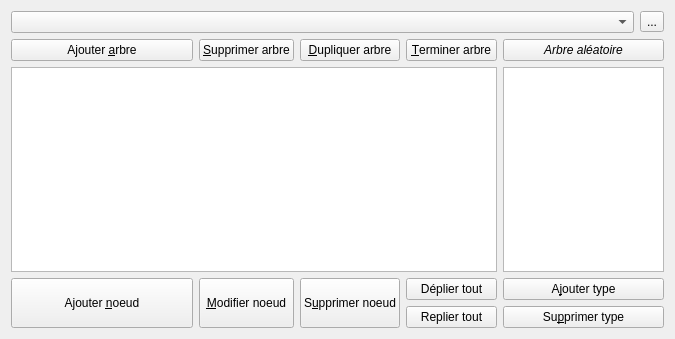
Old version of the form formedittree.ui in the repository GiPiLab/ProtonClassicSuite.
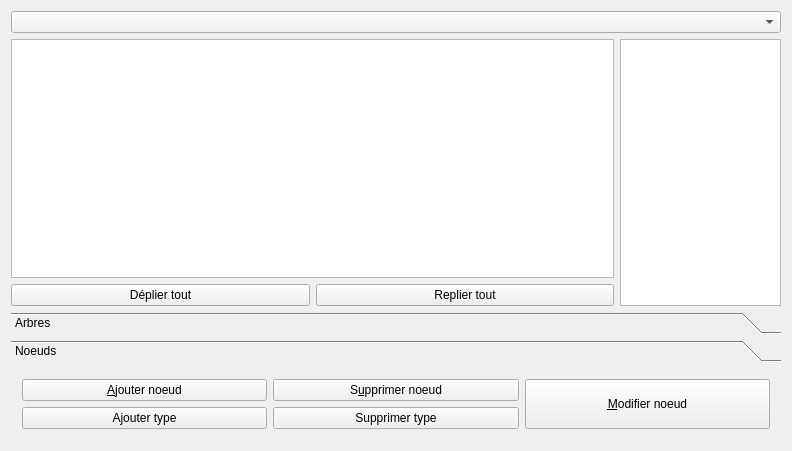
New version of the form. The open tabs and pages were chosen to show the change.

Commit message: Import tree (part 1), redesign UI of tree edit form

```diff
--- a/formedittree.ui
+++ b/formedittree.ui
@@ -6,17 +6,21 @@
    <rect>
     <x>0</x>
     <y>0</y>
-    <width>675</width>
-    <height>339</height>
+    <width>792</width>
+    <height>451</height>
    </rect>
   </property>
+  <property name="sizePolicy">
+   <sizepolicy hsizetype="Preferred" vsizetype="Expanding">
+    <horstretch>0</horstretch>
+    <verstretch>0</verstretch>
+   </sizepolicy>
+  </property>
   <property name="windowTitle">
    <string>Gestion des arbres</string>
   </property>
-  <layout class="QHBoxLayout" name="horizontalLayout">
-   <item>
-    <layout class="QGridLayout" name="gridLayout">
-     <item row="2" column="5" colspan="2">
+  <layout class="QGridLayout" name="gridLayout_2">
+   <item row="1" column="2" rowspan="3">
       <widget class="QListView" name="listTypesView">
        <property name="sizePolicy">
         <sizepolicy hsizetype="Preferred" vsizetype="Expanding">
@@ -32,92 +36,7 @@
        </property>
       </widget>
      </item>
-     <item row="3" column="2" rowspan="2">
-      <widget class="QPushButton" name="modifyNodeButton">
-       <property name="sizePolicy">
-        <sizepolicy hsizetype="Minimum" vsizetype="Minimum">
-         <horstretch>0</horstretch>
-         <verstretch>0</verstretch>
-        </sizepolicy>
-       </property>
-       <property name="text">
-        <string>&amp;Modifier noeud</string>
-       </property>
-      </widget>
-     </item>
-     <item row="0" column="0" colspan="6">
-      <widget class="QComboBox" name="comboBox"/>
-     </item>
-     <item row="0" column="6">
-      <widget class="QToolButton" name="viewTreeButton">
-       <property name="toolTip">
-        <string>Prendre un instantané de l'arbre</string>
-       </property>
-       <property name="text">
-        <string>...</string>
-       </property>
-      </widget>
-     </item>
-     <item row="3" column="5" colspan="2">
-      <widget class="QPushButton" name="addTypeButton">
-       <property name="sizePolicy">
-        <sizepolicy hsizetype="Minimum" vsizetype="Fixed">
-         <horstretch>0</horstretch>
-         <verstretch>0</verstretch>
-        </sizepolicy>
-       </property>
-       <property name="text">
-        <string>A&amp;jouter type</string>
-       </property>
-      </widget>
-     </item>
-     <item row="4" column="5" colspan="2">
-      <widget class="QPushButton" name="deleteTypeButton">
-       <property name="sizePolicy">
-        <sizepolicy hsizetype="Minimum" vsizetype="Fixed">
-         <horstretch>0</horstretch>
-         <verstretch>0</verstretch>
-        </sizepolicy>
-       </property>
-       <property name="text">
-        <string>Su&amp;pprimer type</string>
-       </property>
-      </widget>
-     </item>
-     <item row="3" column="3" rowspan="2">
-      <widget class="QPushButton" name="deleteNodeButton">
-       <property name="sizePolicy">
-        <sizepolicy hsizetype="Minimum" vsizetype="Minimum">
-         <horstretch>0</horstretch>
-         <verstretch>0</verstretch>
-        </sizepolicy>
-       </property>
-       <property name="text">
-        <string>S&amp;upprimer noeud</string>
-       </property>
-      </widget>
-     </item>
-     <item row="3" column="0" rowspan="2" colspan="2">
-      <widget class="QPushButton" name="addNodeButton">
-       <property name="sizePolicy">
-        <sizepolicy hsizetype="Minimum" vsizetype="Minimum">
-         <horstretch>0</horstretch>
-         <verstretch>0</verstretch>
-        </sizepolicy>
-       </property>
-       <property name="text">
-        <string>Ajouter &amp;noeud</string>
-       </property>
-      </widget>
-     </item>
-     <item row="1" column="2">
-      <widget class="QPushButton" name="deleteTreeButton">
-       <property name="text">
-        <string>&amp;Supprimer arbre</string>
-       </property>
-      </widget>
-     </item>
-     <item row="2" column="0" colspan="5">
+   <item row="1" column="0" rowspan="2" colspan="2">
       <widget class="QTreeView" name="treeView">
        <property name="editTriggers">
         <set>QAbstractItemView::NoEditTriggers</set>
@@ -133,42 +52,83 @@
        </attribute>
       </widget>
      </item>
-     <item row="3" column="4">
+   <item row="3" column="0">
       <widget class="QPushButton" name="pushButtonExpandAll">
        <property name="text">
         <string>Déplier tout</string>
        </property>
       </widget>
      </item>
-     <item row="4" column="4">
+   <item row="3" column="1">
       <widget class="QPushButton" name="pushButtonCollapseAll">
        <property name="text">
         <string>Replier tout</string>
        </property>
       </widget>
      </item>
-     <item row="1" column="4">
-      <widget class="QPushButton" name="finishTreeButton">
-       <property name="text">
-        <string>&amp;Terminer arbre</string>
-       </property>
-      </widget>
-     </item>
-     <item row="1" column="3">
-      <widget class="QPushButton" name="duplicateTreeButton">
-       <property name="text">
-        <string>&amp;Dupliquer arbre</string>
-       </property>
-      </widget>
-     </item>
-     <item row="1" column="0" colspan="2">
+   <item row="0" column="0" colspan="3">
+    <widget class="QComboBox" name="comboBox"/>
+   </item>
+   <item row="5" column="0" colspan="3">
+    <widget class="QToolBox" name="toolBox">
+     <property name="sizePolicy">
+      <sizepolicy hsizetype="Preferred" vsizetype="Maximum">
+       <horstretch>0</horstretch>
+       <verstretch>0</verstretch>
+      </sizepolicy>
+     </property>
+     <property name="currentIndex">
+      <number>0</number>
+     </property>
+     <widget class="QWidget" name="tree">
+      <property name="geometry">
+       <rect>
+        <x>0</x>
+        <y>0</y>
+        <width>774</width>
+        <height>96</height>
+       </rect>
+      </property>
+      <attribute name="label">
+       <string>Arbres</string>
+      </attribute>
+      <layout class="QGridLayout" name="gridLayout_3">
+       <item row="0" column="0">
       <widget class="QPushButton" name="newTreeButton">
        <property name="text">
         <string>Ajouter &amp;arbre</string>
        </property>
       </widget>
      </item>
-     <item row="1" column="5" colspan="2">
+       <item row="0" column="1">
+        <widget class="QPushButton" name="duplicateTreeButton">
+         <property name="text">
+          <string>&amp;Dupliquer arbre</string>
+         </property>
+        </widget>
+       </item>
+       <item row="0" column="2">
+        <widget class="QPushButton" name="importTreeButton">
+         <property name="text">
+          <string>&amp;Importer arbre</string>
+         </property>
+        </widget>
+       </item>
+       <item row="1" column="0">
+        <widget class="QPushButton" name="deleteTreeButton">
+         <property name="text">
+          <string>&amp;Supprimer arbre</string>
+         </property>
+        </widget>
+       </item>
+       <item row="1" column="1">
+        <widget class="QPushButton" name="finishTreeButton">
+         <property name="text">
+          <string>&amp;Terminer arbre</string>
+         </property>
+        </widget>
+       </item>
+       <item row="1" column="2">
       <widget class="QPushButton" name="randomTreeButton">
        <property name="font">
         <font>
@@ -180,7 +140,84 @@
        </property>
       </widget>
      </item>
-    </layout>
+       <item row="2" column="0" colspan="3">
+        <widget class="QPushButton" name="viewTreeButton">
+         <property name="text">
+          <string>Statistiques, impression et exportation</string>
+         </property>
+        </widget>
+       </item>
+      </layout>
+     </widget>
+     <widget class="QWidget" name="nodes">
+      <property name="geometry">
+       <rect>
+        <x>0</x>
+        <y>0</y>
+        <width>774</width>
+        <height>68</height>
+       </rect>
+      </property>
+      <attribute name="label">
+       <string>Noeuds</string>
+      </attribute>
+      <layout class="QGridLayout" name="gridLayout">
+       <item row="0" column="0">
+        <widget class="QPushButton" name="addNodeButton">
+         <property name="text">
+          <string>&amp;Ajouter noeud</string>
+         </property>
+        </widget>
+       </item>
+       <item row="0" column="1">
+        <widget class="QPushButton" name="deleteNodeButton">
+         <property name="text">
+          <string>S&amp;upprimer noeud</string>
+         </property>
+        </widget>
+       </item>
+       <item row="1" column="0">
+        <widget class="QPushButton" name="addTypeButton">
+         <property name="sizePolicy">
+          <sizepolicy hsizetype="Minimum" vsizetype="Fixed">
+           <horstretch>0</horstretch>
+           <verstretch>0</verstretch>
+          </sizepolicy>
+         </property>
+         <property name="text">
+          <string>Ajouter type</string>
+         </property>
+        </widget>
+       </item>
+       <item row="1" column="1">
+        <widget class="QPushButton" name="deleteTypeButton">
+         <property name="sizePolicy">
+          <sizepolicy hsizetype="Minimum" vsizetype="Fixed">
+           <horstretch>0</horstretch>
+           <verstretch>0</verstretch>
+          </sizepolicy>
+         </property>
+         <property name="text">
+          <string>Supprimer type</string>
+         </property>
+        </widget>
+       </item>
+       <item row="0" column="2" rowspan="2">
+        <widget class="QPushButton" name="modifyNodeButton">
+         <property name="sizePolicy">
+          <sizepolicy hsizetype="Minimum" vsizetype="Minimum">
+           <horstretch>0</horstretch>
+           <verstretch>0</verstretch>
+          </sizepolicy>
+         </property>
+         <property name="text">
+          <string>&amp;Modifier noeud</string>
+         </property>
+        </widget>
+       </item>
+      </layout>
+     </widget>
+    </widget>
    </item>
   </layout>
  </widget>
```
Left out of the diff: 4 changed lines with no effect on the pictures. Lines whose indentation alone changed are shown as unchanged. The commit also changes 7 other files.
